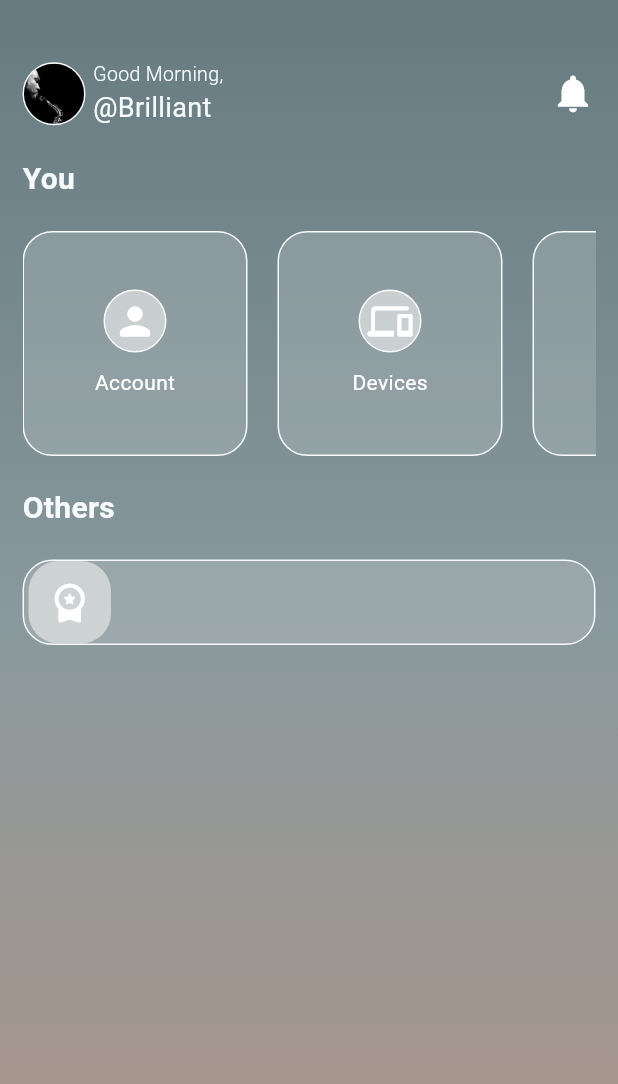
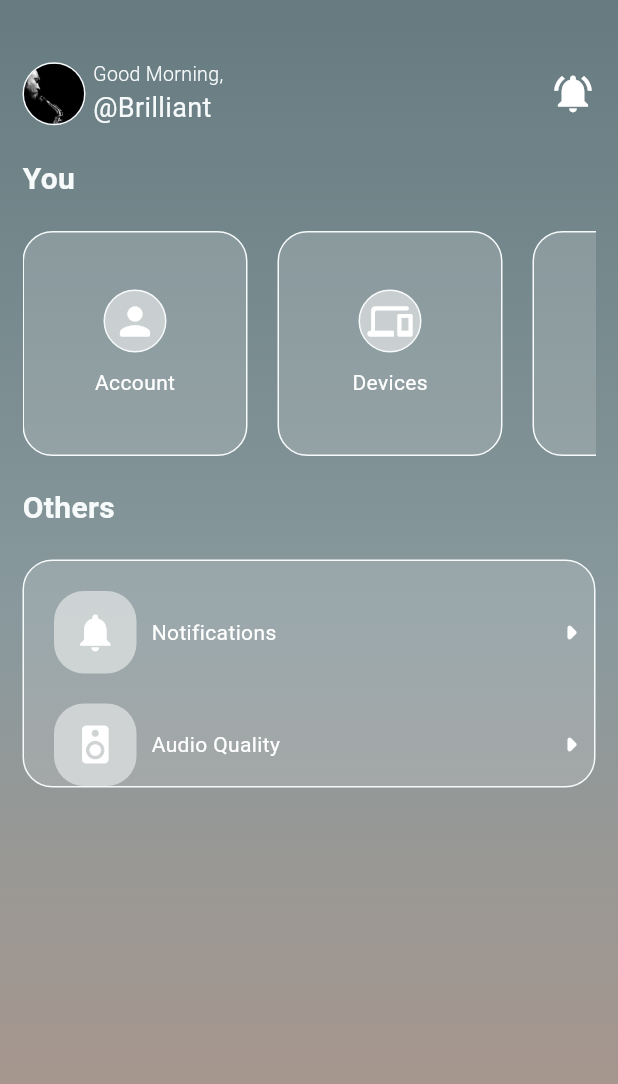
Before and after one commit to kwakyebrilliant/play, a Flutter app: the SettingPage screen opened directly, on a phone screen of 412 x 824 dp. Shown: the top 1084 px of the screen. Run offline on Flutter 3.47's test engine with Material 3 defaults, Android fonts, the phone set to English and light mode, and no system bars.

Commit message:
settings page updates

```diff
--- a/lib/screens/settings/setting_page.dart
+++ b/lib/screens/settings/setting_page.dart
@@ -98,7 +98,7 @@ class _SettingPageState extends State<SettingPage> {
 
                     //notification icon
                     const Icon(
-                      Icons.notifications,
+                      Icons.notifications_on,
                       size: 30.0,
                       color: Colors.white,
                     ),
@@ -312,28 +312,104 @@ class _SettingPageState extends State<SettingPage> {
                   ),
                   child: Column(
                     children: [
-                      //account here
-                      Row(
+                      //notifications here
+                      Padding(
+                        padding: const EdgeInsets.only(top: 20.0),
+                        child: Row(
                           mainAxisAlignment: MainAxisAlignment.spaceBetween,
                           children: [
+                            Row(
+                              children: [
                                 Padding(
-                            padding: const EdgeInsets.only(left: 3.0),
+                                  padding: const EdgeInsets.only(left: 20.0),
                                   child: Container(
                                     height: 55.0,
                                     width: 55.0,
                                     decoration: BoxDecoration(
-                                color: const Color(0xFFE3E5E5).withOpacity(0.7),
+                                      color: const Color(0xFFE3E5E5)
+                                          .withOpacity(0.7),
                                       borderRadius: BorderRadius.circular(20.0),
                                     ),
-                              // workspace premium icon
+                                    // notification icon
                                     child: const Icon(
-                                Icons.workspace_premium_rounded,
+                                      Icons.notifications,
                                       size: 30.0,
                                       color: Colors.white,
                                     ),
                                   ),
                                 ),
+
+                                //notifications text here
+                                const Padding(
+                                  padding: EdgeInsets.only(left: 10.0),
+                                  child: Text(
+                                    'Notifications',
+                                    style: TextStyle(
+                                      color: Colors.white,
+                                    ),
+                                  ),
+                                ),
                               ],
+                            ),
+
+                            //arrow right icon here
+                            const Icon(
+                              Icons.arrow_right_rounded,
+                              color: Colors.white,
+                              size: 30,
+                            ),
+                          ],
+                        ),
+                      ),
+
+                      //audio quality here
+                      Padding(
+                        padding: const EdgeInsets.only(top: 20.0),
+                        child: Row(
+                          mainAxisAlignment: MainAxisAlignment.spaceBetween,
+                          children: [
+                            Row(
+                              children: [
+                                Padding(
+                                  padding: const EdgeInsets.only(left: 20.0),
+                                  child: Container(
+                                    height: 55.0,
+                                    width: 55.0,
+                                    decoration: BoxDecoration(
+                                      color: const Color(0xFFE3E5E5)
+                                          .withOpacity(0.7),
+                                      borderRadius: BorderRadius.circular(20.0),
+                                    ),
+                                    // speaker icon
+                                    child: const Icon(
+                                      Icons.speaker_rounded,
+                                      size: 30.0,
+                                      color: Colors.white,
+                                    ),
+                                  ),
+                                ),
+
+                                //audio quality text here
+                                const Padding(
+                                  padding: EdgeInsets.only(left: 10.0),
+                                  child: Text(
+                                    'Audio Quality',
+                                    style: TextStyle(
+                                      color: Colors.white,
+                                    ),
+                                  ),
+                                ),
+                              ],
+                            ),
+
+                            //arrow right icon here
+                            const Icon(
+                              Icons.arrow_right_rounded,
+                              color: Colors.white,
+                              size: 30,
+                            ),
+                          ],
+                        ),
                       ),
                     ],
                   ),
```
Lines whose indentation alone changed are shown as unchanged.
